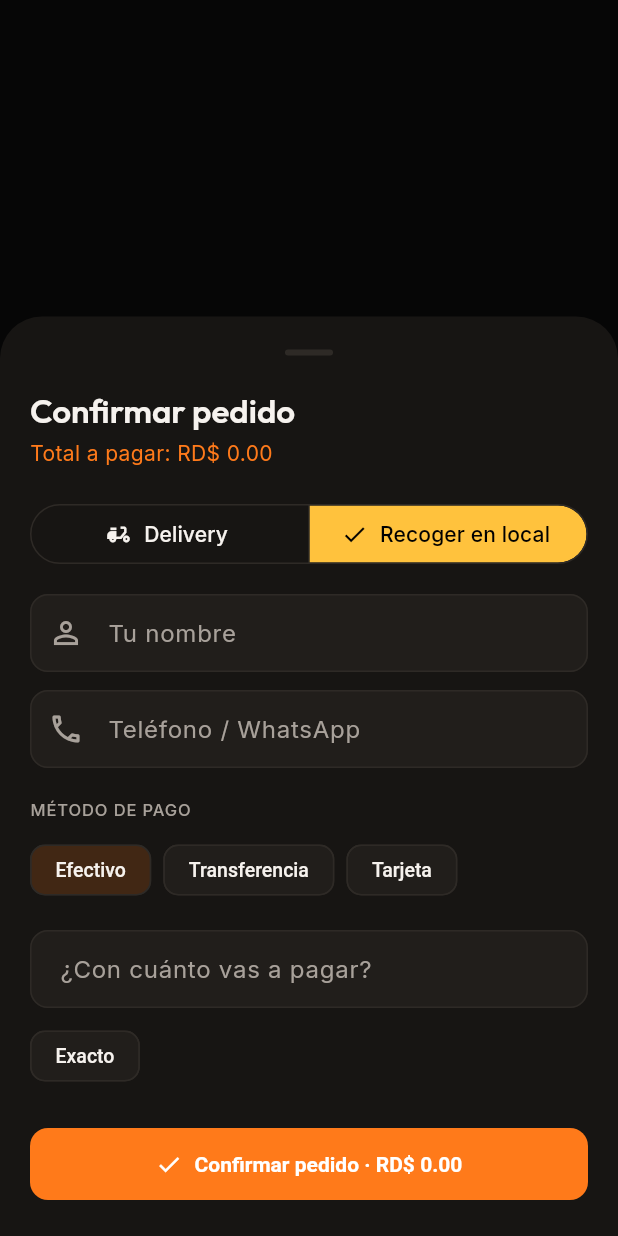
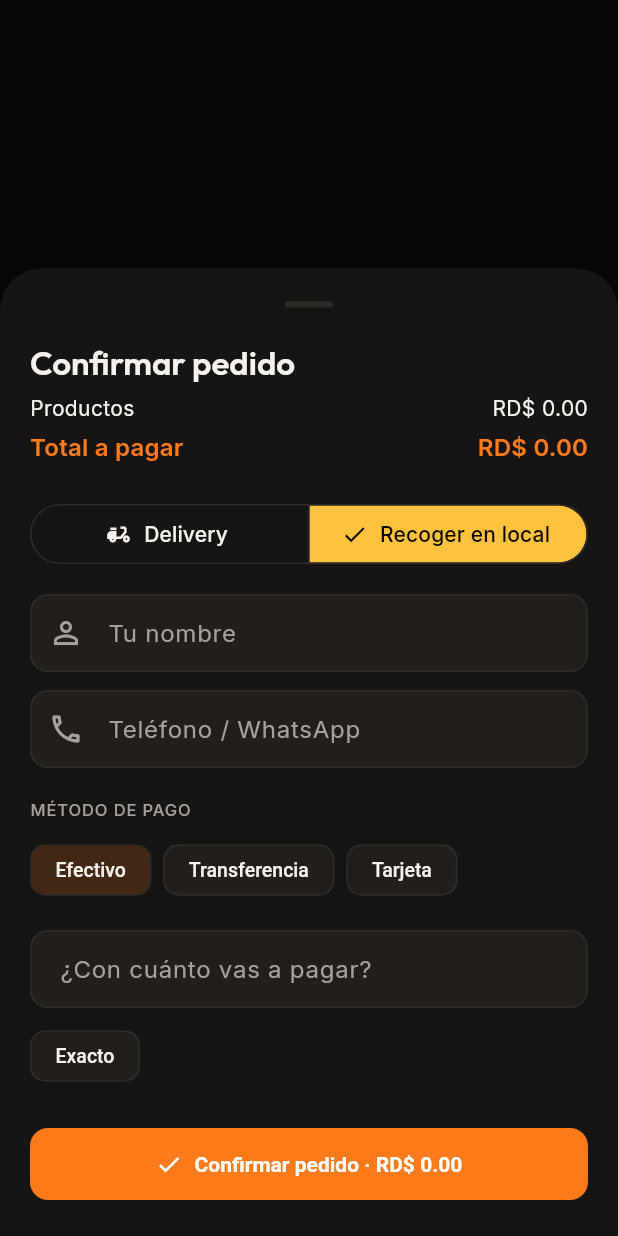
Before and after one commit to Javier06-10/AppJulioBurguer, a Flutter app: what showCheckoutSheet() shows on an empty page, opened directly with empty values, after a tap on "Recoger en local", on a phone screen of 412 x 824 dp. Run offline on Flutter 3.47's test engine with Material 3 defaults, Android fonts, the phone set to English and light mode, and no system bars; our stand-ins replace cloud_firestore, firebase_auth, firebase_core, flutter_map, geolocator, google_fonts and 1 more; accounts and stored records are empty.

Commit message:
Delivery de RD$50 y zona de San José de los Llanos
- El delivery suma RD$50 al total (recoger en el local no paga). El
  pedido guarda subtotal, envio y total; el carrito y la confirmación
  muestran el desglose.
- El mapa solo deja elegir puntos dentro de un círculo de 4 km alrededor
  de San José de los Llanos y lo dibuja; el delivery exige ubicación
  dentro de la zona.

Co-Authored-By: Claude Opus 5.5 <noreply@anthropic.com>

```diff
--- a/lib/models/checkout_data.dart
+++ b/lib/models/checkout_data.dart
@@ -1,4 +1,6 @@
 import 'package:latlong2/latlong.dart';
+
+import '../services/delivery_zone.dart';
 
 /// Datos de entrega y pago que el cliente indica al confirmar el pedido.
 /// Se guardan dentro del pedido (`orders.entrega` y `orders.pago`) para que
@@ -40,6 +42,12 @@ class CheckoutData {
     this.ubicacion,
   });
 
+  /// Cargo del delivery: solo cuando se lo llevamos a casa.
+  double get costoEnvio => tipo == TipoEntrega.delivery ? costoDelivery : 0;
+
+  /// Total a pagar: productos + delivery.
+  double totalCon(double subtotal) => subtotal + costoEnvio;
+
   double devuelta(double total) =>
       pagaCon == null ? 0 : (pagaCon! - total).clamp(0, double.infinity);
 
--- a/lib/pages/order_detail_screen.dart
+++ b/lib/pages/order_detail_screen.dart
@@ -37,6 +37,7 @@ class OrderDetailScreen extends StatelessWidget {
 
     final String status = data['status'] ?? 'pending';
     final double total = (data['total'] as num?)?.toDouble() ?? 0.0;
+    final double envio = (data['envio'] as num?)?.toDouble() ?? 0.0;
     final Timestamp? createdAt = data['createdAt'];
     final description = data['description']?.toString();
     final int tiempoEstimado = data['tiempoEstimado'] ?? 0;
@@ -104,6 +105,11 @@ class OrderDetailScreen extends StatelessWidget {
             const SizedBox(height: 10),
 
             // 💰 TOTAL
+            if (envio > 0)
+              Text(
+                'Incluye delivery: RD\$ ${envio.toStringAsFixed(2)}',
+                style: TextStyle(color: Colors.grey.shade500),
+              ),
             Text(
               'Total: RD\$ ${total.toStringAsFixed(2)}',
               style: const TextStyle(
--- /dev/null
+++ b/lib/services/delivery_zone.dart
@@ -0,0 +1,34 @@
+import 'package:flutter_map/flutter_map.dart';
+import 'package:latlong2/latlong.dart';
+
+/// Cargo fijo del delivery (RD$). Debe coincidir con `costoDelivery()` en
+/// firestore.rules, que es quien lo hace cumplir.
+const costoDelivery = 50.0;
+
+/// Zona donde llevamos pedidos: San José de los Llanos (San Pedro de
+/// Macorís, República Dominicana). Es un círculo de [radioKm] alrededor del
+/// centro del pueblo. Si cambias estos valores, cambia también
+/// `enZonaDelivery()` en firestore.rules.
+class DeliveryZone {
+  static const nombre = 'San José de los Llanos';
+  static const centro = LatLng(18.6206, -69.4956);
+  static const radioKm = 4.0;
+
+  /// Radio en grados (4 km): 1° de latitud ≈ 111.32 km; 1° de longitud a
+  /// esta latitud ≈ 105.5 km.
+  static const _dLat = 0.0359;
+  static const _dLng = 0.0379;
+
+  /// true si el punto cae dentro de la zona de entrega.
+  static bool contiene(LatLng p) {
+    final a = (p.latitude - centro.latitude) / _dLat;
+    final b = (p.longitude - centro.longitude) / _dLng;
+    return a * a + b * b <= 1;
+  }
+
+  /// Hasta dónde se puede mover el mapa (un poco más que la zona).
+  static LatLngBounds get limitesMapa => LatLngBounds(
+    LatLng(centro.latitude - _dLat * 1.6, centro.longitude - _dLng * 1.6),
+    LatLng(centro.latitude + _dLat * 1.6, centro.longitude + _dLng * 1.6),
+  );
+}
--- a/lib/widgets/checkout_sheet.dart
+++ b/lib/widgets/checkout_sheet.dart
@@ -6,25 +6,27 @@ import 'package:flutter/services.dart';
 import 'package:latlong2/latlong.dart';
 
 import '../models/checkout_data.dart';
+import '../services/delivery_zone.dart';
 import '../services/location_service.dart';
 import '../theme/app_theme.dart';
 import 'location_card.dart';
 
 /// Abre la hoja de confirmación y devuelve los datos elegidos (o null si se cancela).
-Future<CheckoutData?> showCheckoutSheet(BuildContext context, double total) {
+/// [subtotal] es lo que suman los productos; el delivery se suma aquí.
+Future<CheckoutData?> showCheckoutSheet(BuildContext context, double subtotal) {
   return showModalBottomSheet<CheckoutData>(
     context: context,
     isScrollControlled: true,
     builder: (_) => Padding(
       padding: EdgeInsets.only(bottom: MediaQuery.viewInsetsOf(context).bottom),
-      child: _CheckoutSheet(total: total),
+      child: _CheckoutSheet(subtotal: subtotal),
     ),
   );
 }
 
 class _CheckoutSheet extends StatefulWidget {
-  final double total;
-  const _CheckoutSheet({required this.total});
+  final double subtotal;
+  const _CheckoutSheet({required this.subtotal});
 
   @override
   State<_CheckoutSheet> createState() => _CheckoutSheetState();
@@ -42,6 +44,10 @@ class _CheckoutSheetState extends State<_CheckoutSheet> {
   MetodoPago _metodo = MetodoPago.efectivo;
   LatLng? _ubicacion;
   bool _loading = true;
+  String? _ubicacionError;
+
+  double get _envio => _tipo == TipoEntrega.delivery ? costoDelivery : 0;
+  double get _total => widget.subtotal + _envio;
 
   @override
   void initState() {
@@ -79,7 +85,7 @@ class _CheckoutSheetState extends State<_CheckoutSheet> {
 
   /// Billetes sugeridos por encima del total.
   List<double> get _quickCash {
-    final t = widget.total;
+    final t = _total;
     final options = <double>{
       for (final step in [100, 500, 1000, 2000])
         if (step >= t / 4) (t / step).ceil() * step.toDouble(),
@@ -88,7 +94,9 @@ class _CheckoutSheetState extends State<_CheckoutSheet> {
   }
 
   void _confirm() {
-    if (!_formKey.currentState!.validate()) return;
+    final formOk = _formKey.currentState!.validate();
+    setState(() => _ubicacionError = _validarUbicacion());
+    if (!formOk || _ubicacionError != null) return;
     Navigator.pop(
       context,
       CheckoutData(
@@ -104,13 +112,37 @@ class _CheckoutSheetState extends State<_CheckoutSheet> {
     );
   }
 
+  /// El delivery solo llega dentro de la zona y necesita el punto en el mapa.
+  String? _validarUbicacion() {
+    if (_tipo != TipoEntrega.delivery) return null;
+    final p = _ubicacion;
+    if (p == null) {
+      return 'Marca en el mapa dónde te entregamos';
+    }
+    if (!DeliveryZone.contiene(p)) {
+      return 'Esa ubicación está fuera de nuestra zona de delivery '
+          '(${DeliveryZone.nombre}). Elige otra o recoge en el local.';
+    }
+    return null;
+  }
+
   String _money(double v) => 'RD\$ ${v.toStringAsFixed(2)}';
+
+  Widget _row(String label, String value, TextStyle? style) => Padding(
+    padding: const EdgeInsets.symmetric(vertical: 2),
+    child: Row(
+      children: [
+        Expanded(child: Text(label, style: style)),
+        Text(value, style: style),
+      ],
+    ),
+  );
 
   @override
   Widget build(BuildContext context) {
     final t = Theme.of(context).textTheme;
     final pagaCon = _pagaConValue;
-    final devuelta = pagaCon == null ? 0.0 : pagaCon - widget.total;
+    final devuelta = pagaCon == null ? 0.0 : pagaCon - _total;
 
     if (_loading) {
       return const SizedBox(
@@ -128,9 +160,13 @@ class _CheckoutSheetState extends State<_CheckoutSheet> {
           children: [
             Text('Confirmar pedido', style: t.headlineSmall),
             const SizedBox(height: 4),
-            Text(
-              'Total a pagar: ${_money(widget.total)}',
-              style: t.bodyMedium?.copyWith(color: AppColors.primary),
+            _row('Productos', _money(widget.subtotal), t.bodyMedium),
+            if (_tipo == TipoEntrega.delivery)
+              _row('Delivery', _money(_envio), t.bodyMedium),
+            _row(
+              'Total a pagar',
+              _money(_total),
+              t.titleMedium?.copyWith(color: AppColors.primary),
             ),
             const SizedBox(height: 20),
 
@@ -149,7 +185,10 @@ class _CheckoutSheetState extends State<_CheckoutSheet> {
                 ),
               ],
               selected: {_tipo},
-              onSelectionChanged: (s) => setState(() => _tipo = s.first),
+              onSelectionChanged: (s) => setState(() {
+                _tipo = s.first;
+                _ubicacionError = null;
+              }),
             ),
             const SizedBox(height: 16),
 
@@ -209,7 +248,21 @@ class _CheckoutSheetState extends State<_CheckoutSheet> {
               const SizedBox(height: 12),
               LocationCard(
                 location: _ubicacion,
-                onChanged: (p) => setState(() => _ubicacion = p),
+                onChanged: (p) => setState(() {
+                  _ubicacion = p;
+                  _ubicacionError = null;
+                }),
+              ),
+              Padding(
+                padding: const EdgeInsets.only(top: 6, left: 4),
+                child: Text(
+                  _ubicacionError ??
+                      'Llevamos pedidos solo en ${DeliveryZone.nombre}. '
+                          'Delivery: ${_money(costoDelivery)}.',
+                  style: t.bodySmall?.copyWith(
+                    color: _ubicacionError != null ? Colors.redAccent : null,
+                  ),
+                ),
               ),
             ],
 
@@ -248,7 +301,7 @@ class _CheckoutSheetState extends State<_CheckoutSheet> {
                   if (v == null || v.trim().isEmpty) return null;
                   final n = double.tryParse(v.replaceAll(',', '.'));
                   if (n == null) return 'Monto inválido';
-                  if (n < widget.total) {
+                  if (n < _total) {
                     return 'Debe ser igual o mayor al total';
                   }
                   return null;
@@ -304,8 +357,8 @@ class _CheckoutSheetState extends State<_CheckoutSheet> {
               icon: const Icon(Icons.check),
               label: Text(
                 _tipo == TipoEntrega.delivery
-                    ? 'Pedir delivery · ${_money(widget.total)}'
-                    : 'Confirmar pedido · ${_money(widget.total)}',
+                    ? 'Pedir delivery · ${_money(_total)}'
+                    : 'Confirmar pedido · ${_money(_total)}',
               ),
             ),
           ],
--- a/lib/widgets/location_card.dart
+++ b/lib/widgets/location_card.dart
@@ -3,6 +3,7 @@ import 'package:flutter_map/flutter_map.dart';
 import 'package:latlong2/latlong.dart';
 
 import '../pages/location_picker_screen.dart';
+import '../services/delivery_zone.dart';
 import '../services/location_service.dart';
 import '../theme/app_theme.dart';
 
@@ -58,6 +59,7 @@ class _LocationCardState extends State<LocationCard> {
   Widget build(BuildContext context) {
     final t = Theme.of(context).textTheme;
     final loc = widget.location;
+    final fuera = loc != null && !DeliveryZone.contiene(loc);
 
     return Card(
       clipBehavior: Clip.antiAlias,
@@ -106,8 +108,16 @@ class _LocationCardState extends State<LocationCard> {
             child: Row(
               children: [
                 Icon(
-                  loc == null ? Icons.add_location_alt_outlined : Icons.place,
-                  color: loc == null ? AppColors.textMuted : AppColors.success,
+                  loc == null
+                      ? Icons.add_location_alt_outlined
+                      : fuera
+                      ? Icons.wrong_location_outlined
+                      : Icons.place,
+                  color: loc == null
+                      ? AppColors.textMuted
+                      : fuera
+                      ? Colors.redAccent
+                      : AppColors.success,
                 ),
                 const SizedBox(width: 12),
                 Expanded(
@@ -117,12 +127,16 @@ class _LocationCardState extends State<LocationCard> {
                       Text(
                         loc == null
                             ? 'Sin ubicación en el mapa'
+                            : fuera
+                            ? 'Fuera de la zona de delivery'
                             : 'Ubicación de entrega guardada',
                         style: t.titleMedium,
                       ),
                       Text(
                         loc == null
                             ? 'Marca tu puerta para que el delivery llegue sin perderse'
+                            : fuera
+                            ? 'Solo entregamos en ${DeliveryZone.nombre}'
                             : 'El repartidor verá este punto exacto',
                         style: t.bodySmall,
                       ),
```
Also changed, not shown: lib/pages/cart_screen.dart (+8 -2 lines), lib/pages/location_picker_screen.dart (+71 -10 lines), lib/services/order_service.dart (+15 -1 lines), 1 other file.
